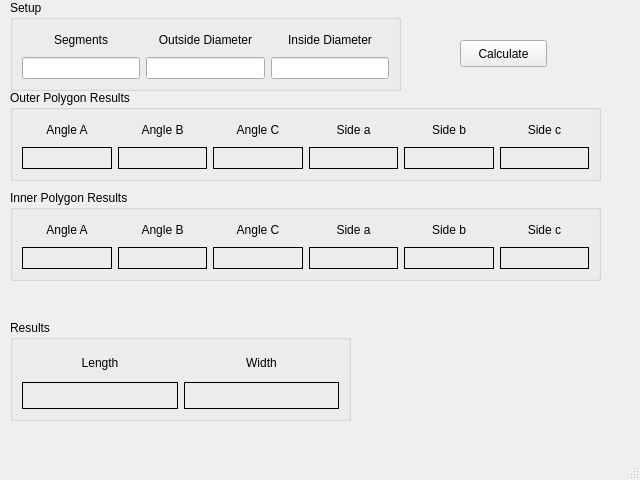
jethornton/segcalc, file segcalc/src/segcalc.ui: the form before one commit.
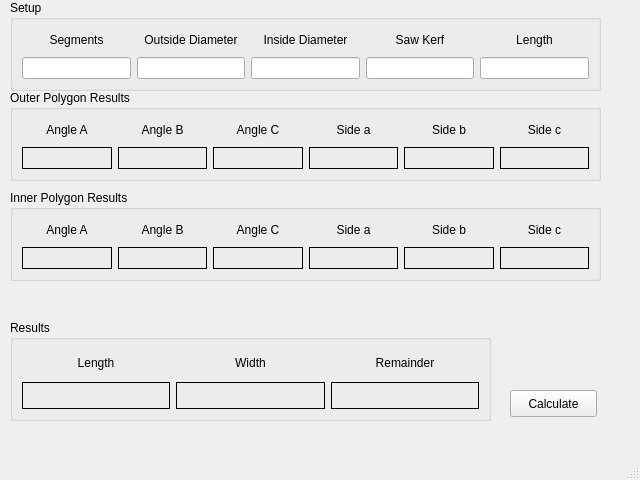
The form after the commit.

Commit message: add stock calculation

Diff of the .ui file:
```diff
--- a/segcalc/src/segcalc.ui
+++ b/segcalc/src/segcalc.ui
@@ -19,7 +19,7 @@
      <rect>
       <x>10</x>
       <y>0</y>
-      <width>391</width>
+      <width>591</width>
       <height>91</height>
      </rect>
     </property>
@@ -37,19 +37,6 @@
        </property>
       </widget>
      </item>
-     <item row="0" column="0">
-      <widget class="QLabel" name="label">
-       <property name="text">
-        <string>Segments</string>
-       </property>
-       <property name="alignment">
-        <set>Qt::AlignCenter</set>
-       </property>
-      </widget>
-     </item>
-     <item row="1" column="1">
-      <widget class="QLineEdit" name="odLE"/>
-     </item>
      <item row="0" column="2">
       <widget class="QLabel" name="label_3">
        <property name="text">
@@ -60,12 +47,51 @@
        </property>
       </widget>
      </item>
-     <item row="1" column="2">
-      <widget class="QLineEdit" name="idLE"/>
-     </item>
      <item row="1" column="0">
       <widget class="QLineEdit" name="segmentsLE"/>
      </item>
+     <item row="1" column="3">
+      <widget class="QLineEdit" name="kerfLE"/>
+     </item>
+     <item row="1" column="1">
+      <widget class="QLineEdit" name="odLE"/>
+     </item>
+     <item row="0" column="0">
+      <widget class="QLabel" name="label">
+       <property name="text">
+        <string>Segments</string>
+       </property>
+       <property name="alignment">
+        <set>Qt::AlignCenter</set>
+       </property>
+      </widget>
+     </item>
+     <item row="1" column="2">
+      <widget class="QLineEdit" name="idLE"/>
+     </item>
+     <item row="1" column="4">
+      <widget class="QLineEdit" name="lengthLE"/>
+     </item>
+     <item row="0" column="3">
+      <widget class="QLabel" name="label_6">
+       <property name="text">
+        <string>Saw Kerf</string>
+       </property>
+       <property name="alignment">
+        <set>Qt::AlignCenter</set>
+       </property>
+      </widget>
+     </item>
+     <item row="0" column="4">
+      <widget class="QLabel" name="label_19">
+       <property name="text">
+        <string>Length</string>
+       </property>
+       <property name="alignment">
+        <set>Qt::AlignCenter</set>
+       </property>
+      </widget>
+     </item>
     </layout>
    </widget>
    <widget class="QGroupBox" name="groupBox_2">
@@ -73,7 +99,7 @@
      <rect>
       <x>10</x>
       <y>320</y>
-      <width>341</width>
+      <width>481</width>
       <height>101</height>
      </rect>
     </property>
@@ -127,13 +153,36 @@
        </property>
       </widget>
      </item>
+     <item row="0" column="2">
+      <widget class="QLabel" name="label_20">
+       <property name="text">
+        <string>Remainder</string>
+       </property>
+       <property name="alignment">
+        <set>Qt::AlignCenter</set>
+       </property>
+      </widget>
+     </item>
+     <item row="1" column="2">
+      <widget class="QLabel" name="remainderLB">
+       <property name="frameShape">
+        <enum>QFrame::Box</enum>
+       </property>
+       <property name="text">
+        <string/>
+       </property>
+       <property name="alignment">
+        <set>Qt::AlignCenter</set>
+       </property>
+      </widget>
+     </item>
     </layout>
    </widget>
    <widget class="QPushButton" name="calcPB">
     <property name="geometry">
      <rect>
-      <x>460</x>
-      <y>40</y>
+      <x>510</x>
+      <y>390</y>
       <width>87</width>
       <height>27</height>
      </rect>
```
The commit also changes 1 other file.
